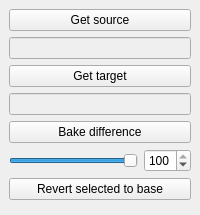
Before: the Qt Designer form MLSymMesh/ml_sym_mesh.ui in hapaxe/Python, drawn with Qt 5.
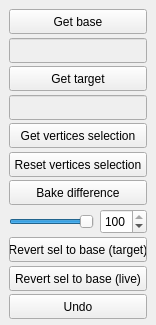
After: the same form once the commit is applied.

Commit message: ml_rigging_utilities : -creation MLSymMesh : -Update

The edit to the form file:
```diff
--- a/MLSymMesh/ml_sym_mesh.ui
+++ b/MLSymMesh/ml_sym_mesh.ui
@@ -6,14 +6,14 @@
    <rect>
     <x>0</x>
     <y>0</y>
-    <width>200</width>
-    <height>215</height>
+    <width>156</width>
+    <height>325</height>
    </rect>
   </property>
   <property name="minimumSize">
    <size>
-    <width>200</width>
-    <height>215</height>
+    <width>150</width>
+    <height>275</height>
    </size>
   </property>
   <property name="windowTitle">
@@ -22,9 +22,21 @@
   <widget class="QWidget" name="centralwidget">
    <layout class="QGridLayout" name="gridLayout">
     <item row="0" column="0">
-     <widget class="QPushButton" name="get_source_pB">
+     <widget class="QPushButton" name="get_base_pB">
+      <property name="sizePolicy">
+       <sizepolicy hsizetype="Minimum" vsizetype="Minimum">
+        <horstretch>0</horstretch>
+        <verstretch>0</verstretch>
+       </sizepolicy>
+      </property>
+      <property name="minimumSize">
+       <size>
+        <width>0</width>
+        <height>25</height>
+       </size>
+      </property>
       <property name="text">
-       <string>Get source</string>
+       <string>Get base</string>
       </property>
      </widget>
     </item>
@@ -33,10 +45,34 @@
       <property name="enabled">
        <bool>false</bool>
       </property>
+      <property name="sizePolicy">
+       <sizepolicy hsizetype="Expanding" vsizetype="Minimum">
+        <horstretch>0</horstretch>
+        <verstretch>0</verstretch>
+       </sizepolicy>
+      </property>
+      <property name="minimumSize">
+       <size>
+        <width>0</width>
+        <height>25</height>
+       </size>
+      </property>
      </widget>
     </item>
     <item row="2" column="0">
      <widget class="QPushButton" name="get_target_pB">
+      <property name="sizePolicy">
+       <sizepolicy hsizetype="Minimum" vsizetype="Minimum">
+        <horstretch>0</horstretch>
+        <verstretch>0</verstretch>
+       </sizepolicy>
+      </property>
+      <property name="minimumSize">
+       <size>
+        <width>0</width>
+        <height>25</height>
+       </size>
+      </property>
       <property name="text">
        <string>Get target</string>
       </property>
@@ -47,19 +83,93 @@
       <property name="enabled">
        <bool>false</bool>
       </property>
+      <property name="sizePolicy">
+       <sizepolicy hsizetype="Expanding" vsizetype="Minimum">
+        <horstretch>0</horstretch>
+        <verstretch>0</verstretch>
+       </sizepolicy>
+      </property>
+      <property name="minimumSize">
+       <size>
+        <width>0</width>
+        <height>25</height>
+       </size>
+      </property>
      </widget>
     </item>
     <item row="4" column="0">
+     <widget class="QPushButton" name="get_selected_vtcs_pB">
+      <property name="sizePolicy">
+       <sizepolicy hsizetype="Minimum" vsizetype="Minimum">
+        <horstretch>0</horstretch>
+        <verstretch>0</verstretch>
+       </sizepolicy>
+      </property>
+      <property name="minimumSize">
+       <size>
+        <width>0</width>
+        <height>25</height>
+       </size>
+      </property>
+      <property name="text">
+       <string>Get vertices selection</string>
+      </property>
+     </widget>
+    </item>
+    <item row="5" column="0">
+     <widget class="QPushButton" name="reset_selected_vtcs_pB">
+      <property name="sizePolicy">
+       <sizepolicy hsizetype="Minimum" vsizetype="Minimum">
+        <horstretch>0</horstretch>
+        <verstretch>0</verstretch>
+       </sizepolicy>
+      </property>
+      <property name="minimumSize">
+       <size>
+        <width>0</width>
+        <height>25</height>
+       </size>
+      </property>
+      <property name="text">
+       <string>Reset vertices selection</string>
+      </property>
+     </widget>
+    </item>
+    <item row="6" column="0">
      <widget class="QPushButton" name="bake_diff_pB">
+      <property name="sizePolicy">
+       <sizepolicy hsizetype="Minimum" vsizetype="Minimum">
+        <horstretch>0</horstretch>
+        <verstretch>0</verstretch>
+       </sizepolicy>
+      </property>
+      <property name="minimumSize">
+       <size>
+        <width>0</width>
+        <height>25</height>
+       </size>
+      </property>
       <property name="text">
        <string>Bake difference</string>
       </property>
      </widget>
     </item>
-    <item row="5" column="0">
+    <item row="7" column="0">
      <layout class="QHBoxLayout" name="horizontalLayout">
       <item>
        <widget class="QSlider" name="revert_to_base_slider">
+        <property name="sizePolicy">
+         <sizepolicy hsizetype="Expanding" vsizetype="Minimum">
+          <horstretch>0</horstretch>
+          <verstretch>0</verstretch>
+         </sizepolicy>
+        </property>
+        <property name="minimumSize">
+         <size>
+          <width>0</width>
+          <height>25</height>
+         </size>
+        </property>
         <property name="maximum">
          <number>100</number>
         </property>
@@ -72,7 +182,19 @@
        </widget>
       </item>
       <item>
-       <widget class="QSpinBox" name="revert_to_base_spinBox">
+       <widget class="QSpinBox" name="revert_to_base_sB">
+        <property name="sizePolicy">
+         <sizepolicy hsizetype="Minimum" vsizetype="Minimum">
+          <horstretch>0</horstretch>
+          <verstretch>0</verstretch>
+         </sizepolicy>
+        </property>
+        <property name="minimumSize">
+         <size>
+          <width>0</width>
+          <height>25</height>
+         </size>
+        </property>
         <property name="maximum">
          <number>100</number>
         </property>
@@ -83,10 +205,70 @@
       </item>
      </layout>
     </item>
-    <item row="6" column="0">
+    <item row="8" column="0">
      <widget class="QPushButton" name="revert_to_base_pB">
+      <property name="sizePolicy">
+       <sizepolicy hsizetype="Minimum" vsizetype="Minimum">
+        <horstretch>0</horstretch>
+        <verstretch>0</verstretch>
+       </sizepolicy>
+      </property>
+      <property name="minimumSize">
+       <size>
+        <width>0</width>
+        <height>25</height>
+       </size>
+      </property>
+      <property name="toolTip">
+       <string>Revert selected mesh or vertices to base, from registered position.</string>
+      </property>
       <property name="text">
-       <string>Revert selected to base</string>
+       <string>Revert sel to base (target)</string>
+      </property>
+     </widget>
+    </item>
+    <item row="9" column="0">
+     <widget class="QPushButton" name="revert_to_base_live_pB">
+      <property name="sizePolicy">
+       <sizepolicy hsizetype="Minimum" vsizetype="Minimum">
+        <horstretch>0</horstretch>
+        <verstretch>0</verstretch>
+       </sizepolicy>
+      </property>
+      <property name="minimumSize">
+       <size>
+        <width>0</width>
+        <height>25</height>
+       </size>
+      </property>
+      <property name="toolTip">
+       <string>Revert selected mesh or vertices to base, from current position.</string>
+      </property>
+      <property name="text">
+       <string>Revert sel to base (live)</string>
+      </property>
+     </widget>
+    </item>
+    <item row="10" column="0">
+
+     <widget class="QPushButton" name="undo_pB">
+      <property name="sizePolicy">
+       <sizepolicy hsizetype="Minimum" vsizetype="Minimum">
+        <horstretch>0</horstretch>
+        <verstretch>0</verstretch>
+       </sizepolicy>
+      </property>
+      <property name="minimumSize">
+       <size>
+        <width>0</width>
+        <height>25</height>
+       </size>
+      </property>
+      <property name="toolTip">
+       <string>Revert selected mesh or vertices to base, from current position.</string>
+      </property>
+      <property name="text">
+       <string>Undo</string>
       </property>
      </widget>
     </item>
```
Left out of the diff: 16 changed lines with no effect on the pictures. The commit also changes 2 other files.
